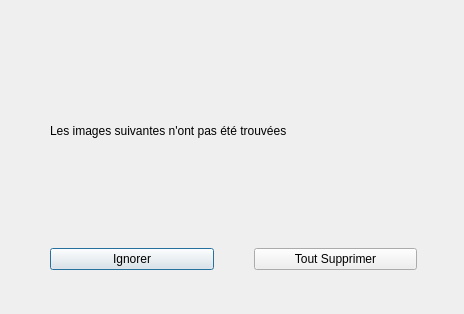
The window that checkingwindow.ui (ForestierL/ihm) describes before a commit, drawn with Qt 5.
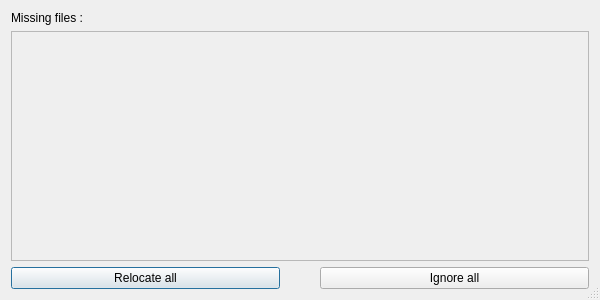
The same window after the commit.

Commit message: Fenetre de missing files : ok

What changed in the file:
```diff
--- a/checkingwindow.ui
+++ b/checkingwindow.ui
@@ -6,32 +6,63 @@
    <rect>
     <x>0</x>
     <y>0</y>
-    <width>464</width>
-    <height>314</height>
+    <width>600</width>
+    <height>300</height>
    </rect>
   </property>
+  <property name="sizePolicy">
+   <sizepolicy hsizetype="Preferred" vsizetype="Preferred">
+    <horstretch>0</horstretch>
+    <verstretch>0</verstretch>
+   </sizepolicy>
+  </property>
   <property name="windowTitle">
    <string>Dialog</string>
   </property>
-  <widget class="QWidget" name="layoutWidget">
-   <property name="geometry">
-    <rect>
-     <x>50</x>
-     <y>20</y>
-     <width>367</width>
-     <height>250</height>
-    </rect>
-   </property>
+  <property name="sizeGripEnabled">
+   <bool>true</bool>
+  </property>
+  <property name="modal">
+   <bool>false</bool>
+  </property>
+  <layout class="QVBoxLayout" name="verticalLayout_2">
+   <item>
    <layout class="QVBoxLayout" name="verticalLayout">
     <item>
      <widget class="QLabel" name="label">
       <property name="text">
-       <string>Les images suivantes n'ont pas été trouvées</string>
+        <string>Missing files :</string>
       </property>
      </widget>
     </item>
     <item>
-     <layout class="QGridLayout" name="gridLayout"/>
+      <widget class="QScrollArea" name="scrollArea">
+       <property name="sizePolicy">
+        <sizepolicy hsizetype="Expanding" vsizetype="Expanding">
+         <horstretch>0</horstretch>
+         <verstretch>0</verstretch>
+        </sizepolicy>
+       </property>
+       <property name="autoFillBackground">
+        <bool>true</bool>
+       </property>
+       <property name="horizontalScrollBarPolicy">
+        <enum>Qt::ScrollBarAlwaysOff</enum>
+       </property>
+       <property name="widgetResizable">
+        <bool>false</bool>
+       </property>
+       <widget class="QWidget" name="scrollAreaWidgetContents">
+        <property name="geometry">
+         <rect>
+          <x>0</x>
+          <y>0</y>
+          <width>577</width>
+          <height>221</height>
+         </rect>
+        </property>
+       </widget>
+      </widget>
     </item>
     <item>
      <layout class="QHBoxLayout" name="horizontalLayout">
@@ -41,21 +72,22 @@
       <item>
        <widget class="QPushButton" name="pushButton">
         <property name="text">
-         <string>Ignorer</string>
+          <string>Relocate all</string>
         </property>
        </widget>
       </item>
       <item>
        <widget class="QPushButton" name="pushButton_2">
         <property name="text">
-         <string>Tout Supprimer</string>
+          <string>Ignore all</string>
         </property>
        </widget>
       </item>
      </layout>
     </item>
    </layout>
-  </widget>
+   </item>
+  </layout>
  </widget>
  <resources/>
  <connections>
```
Left out of the diff: 2 changed lines with no effect on the pictures. Lines whose indentation alone changed are shown as unchanged. The commit also changes 4 other files.
